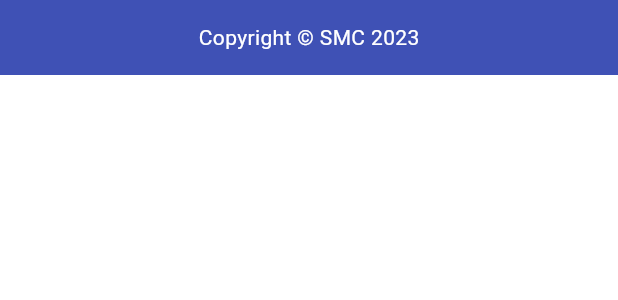
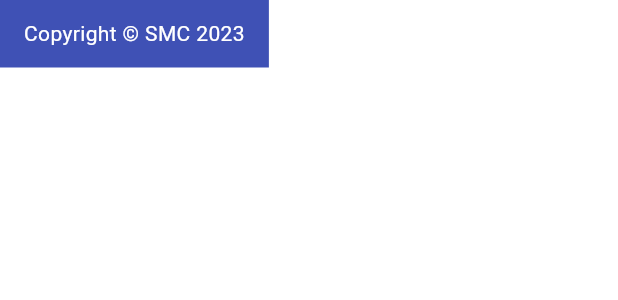
Before and after one commit to aluisco/cubahealthlocator, a Flutter app: the FooterPage widget shown alone on an empty page, opened directly, on a phone screen of 412 x 824 dp. Shown: the top 300 px of the screen. Run offline on Flutter 3.47's test engine with Material 2 defaults, Android fonts, the light colour scheme and no system bars; our stand-ins replace carousel_slider, google_fonts; missing offline and left inert: android_intent_plus; generated files the repository leaves out were written again; network calls fail; Roboto replaces fonts that are missing (Abel).

Commit message:
Upgrade Flutter version and fix bottomAppBar

```diff
--- a/lib/src/pages/municipio.dart
+++ b/lib/src/pages/municipio.dart
@@ -212,7 +212,7 @@ class _MunicipioPageState extends State<MunicipioPage> {
                                                 Container(
                                                   transform:
                                                       Matrix4.translationValues(
-                                                          0.5, -11.0, 0.5),
+                                                          0.1, -10.0, 0.1),
                                                   padding:
                                                       const EdgeInsets.all(10),
                                                   alignment: Alignment.center,
--- a/lib/src/pages/provincia.dart
+++ b/lib/src/pages/provincia.dart
@@ -219,7 +219,7 @@ class _ProvinciaPageState extends State<ProvinciaPage> {
                                                 Container(
                                                   transform:
                                                       Matrix4.translationValues(
-                                                          0.5, -11.0, 0.5),
+                                                          0.1, -10.0, 0.1),
                                                   padding:
                                                       const EdgeInsets.all(10),
                                                   alignment: Alignment.center,
--- a/lib/src/utils/footer.dart
+++ b/lib/src/utils/footer.dart
@@ -1,24 +1,31 @@
 import 'package:flutter/material.dart';
+import 'package:google_fonts/google_fonts.dart';
 
 class FooterPage extends StatelessWidget {
   const FooterPage({super.key});
 
   @override
   Widget build(BuildContext context) {
-    return Container(
-      height: 50.0,
+    return BottomAppBar(
       color: Colors.indigo,
-      child: const Row(
-        mainAxisAlignment: MainAxisAlignment.center,
-        children: [
-          Text(
-            'Copyright © SMC 2023',
-            style: TextStyle(
-              fontSize: 14.0,
-              color: Colors.white,
-            ),
+      shape: const AutomaticNotchedShape(
+        RoundedRectangleBorder(
+          borderRadius: BorderRadius.vertical(
+            top: Radius.circular(25),
           ),
-        ],
+        ),
+        RoundedRectangleBorder(
+          borderRadius: BorderRadius.all(
+            Radius.circular(25),
+          ),
+        ),
+      ),
+      notchMargin: 8,
+      height: 45,
+      child: Text(
+        'Copyright © SMC 2023',
+        style: GoogleFonts.abel(),
+        textAlign: TextAlign.center,
       ),
     );
   }
--- a/pubspec.yaml
+++ b/pubspec.yaml
@@ -33,7 +33,7 @@ dependencies:
   carousel_slider: ^4.2.1
   # The following adds the Cupertino Icons font to your application.
   # Use with the CupertinoIcons class for iOS style icons.
-  cupertino_icons: ^1.0.2
+  cupertino_icons: ^1.0.6
   http: ^1.1.0
   flutter_localizations:
     sdk: flutter
@@ -41,6 +41,7 @@ dependencies:
   flutter_launcher_icons: ^0.13.1
   url_launcher: ^6.1.14
   android_intent_plus: ^4.0.2
+  google_fonts: ^5.1.0
 
 dev_dependencies:
   flutter_test:
```
Also changed, not shown: lib/main.dart (+13 -0 lines), lib/src/pages/dashboard.dart (+35 -30 lines), lib/src/pages/institucion.dart (+36 -6 lines), pubspec.lock, 3 other files.
